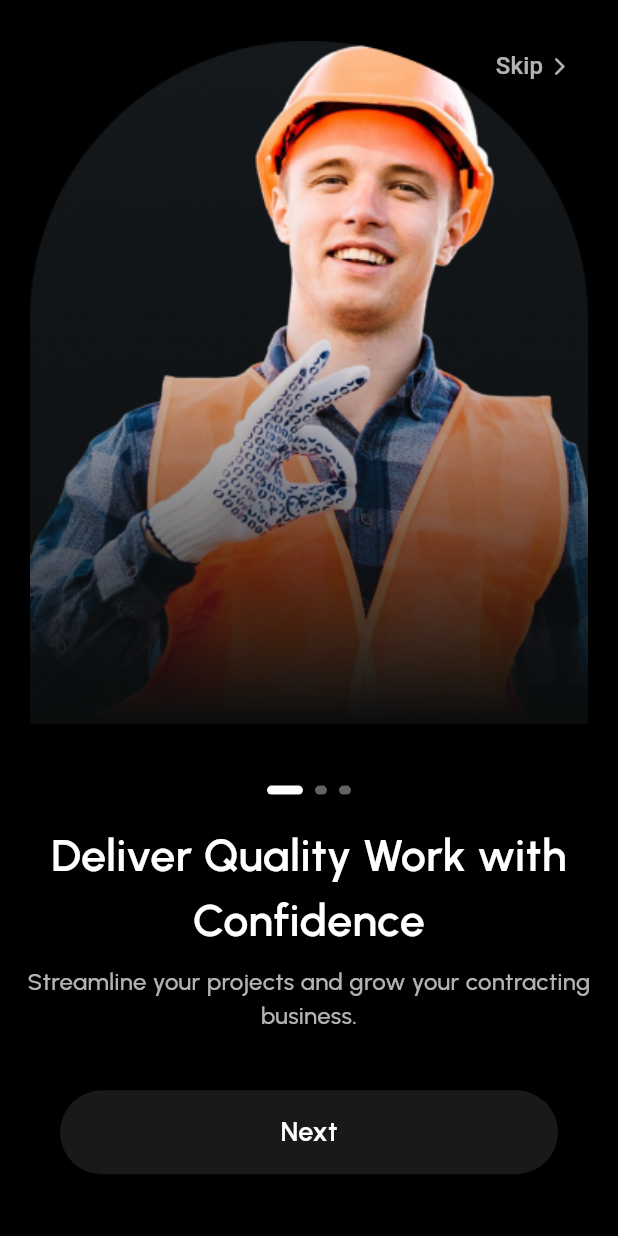
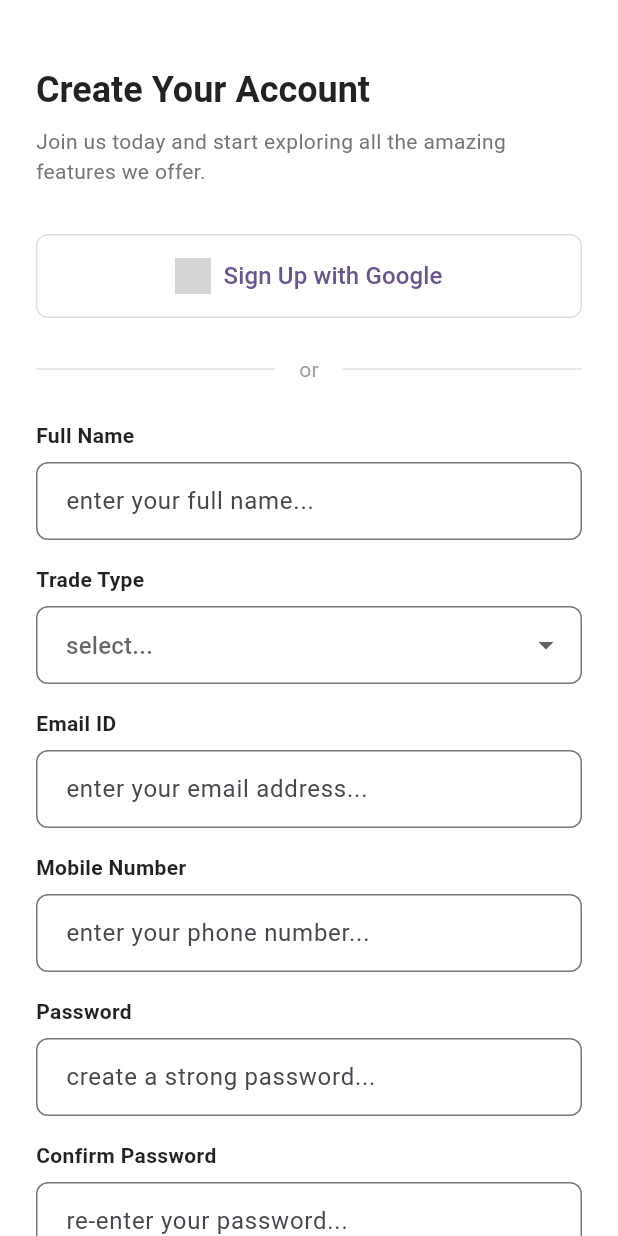
Before and after one commit to abir1219/NexusOne, a Flutter app: the screen it shows after launch, after a tap on "Skip", on a phone screen of 412 x 824 dp. Run offline on Flutter 3.47's test engine with Material 3 defaults, Android fonts, the phone set to English and light mode, and no system bars; our stand-ins replace flutter_spinkit, flutter_svg, gap, go_router, google_fonts, shared_preferences; grey boxes are pictures that could not be loaded.

Commit message:
create registration_screen.dart and update routing to registration page from onboarding screen

```diff
--- a/lib/features/on_boarding_screen/presentation/on_boarding_screen.dart
+++ b/lib/features/on_boarding_screen/presentation/on_boarding_screen.dart
@@ -1,5 +1,7 @@
 import 'package:flutter/material.dart';
+import 'package:go_router/go_router.dart';
 import 'package:google_fonts/google_fonts.dart';
+import 'package:nexus_one/router/app_pages.dart';
 
 import '../../../core/constants/app_colors.dart';
 
@@ -40,7 +42,7 @@ class _OnBoardingScreenState extends State<OnBoardingScreen> {
       );
     } else {
       debugPrint("✅ Onboarding Completed — Navigate to Home/Login");
-      // TODO: Navigate to next screen
+      context.go(AppPages.REGISTRATION_SCREEN);
     }
   }
 
@@ -75,6 +77,7 @@ class _OnBoardingScreenState extends State<OnBoardingScreen> {
                 onPressed: () {
                   debugPrint("⏩ Skipped");
                   // TODO: Skip to main screen
+                  context.go(AppPages.REGISTRATION_SCREEN);
                 },
                 child: const Row(
                   mainAxisSize: MainAxisSize.min,
--- /dev/null
+++ b/lib/features/registration_screen/presentation/registration_screen.dart
@@ -0,0 +1,502 @@
+import 'package:flutter/material.dart';
+
+class RegistrationScreen extends StatefulWidget {
+  const RegistrationScreen({super.key});
+
+  @override
+  State<RegistrationScreen> createState() => _RegistrationScreenState();
+}
+
+class _RegistrationScreenState extends State<RegistrationScreen> {
+  final _formKey = GlobalKey<FormState>();
+  final TextEditingController _fullNameController = TextEditingController();
+  final TextEditingController _emailController = TextEditingController();
+  final TextEditingController _mobileController = TextEditingController();
+  final TextEditingController _passwordController = TextEditingController();
+  final TextEditingController _confirmPasswordController = TextEditingController();
+
+  String? _selectedTradeType;
+  String? _selectedAccountType;
+
+  final List<String> _tradeTypes = [
+    'Electrical',
+    'Plumbing',
+    'Carpentry',
+    'Painting',
+    'Landscaping',
+    'Other'
+  ];
+
+  @override
+  Widget build(BuildContext context) {
+    return Scaffold(
+      backgroundColor: Colors.white,
+      body: SafeArea(
+        child: SingleChildScrollView(
+          padding: const EdgeInsets.all(24.0),
+          child: Form(
+            key: _formKey,
+            child: Column(
+              crossAxisAlignment: CrossAxisAlignment.start,
+              children: [
+                const SizedBox(height: 20),
+                _buildHeader(),
+                const SizedBox(height: 32),
+                _buildGoogleSignUpButton(),
+                const SizedBox(height: 24),
+                _buildDivider(),
+                const SizedBox(height: 24),
+                _buildFormFields(),
+                const SizedBox(height: 32),
+                _buildSignUpButton(),
+                const SizedBox(height: 24),
+                _buildLoginLink(),
+              ],
+            ),
+          ),
+        ),
+      ),
+    );
+  }
+
+  Widget _buildHeader() {
+    return Column(
+      crossAxisAlignment: CrossAxisAlignment.start,
+      children: [
+        Text(
+          'Create Your Account',
+          style: Theme.of(context).textTheme.headlineSmall?.copyWith(
+            fontWeight: FontWeight.bold,
+            color: Colors.black87,
+          ),
+        ),
+        const SizedBox(height: 8),
+        Text(
+          'Join us today and start exploring all the amazing features we offer.',
+          style: Theme.of(context).textTheme.bodyMedium?.copyWith(
+            color: Colors.grey[600],
+          ),
+        ),
+      ],
+    );
+  }
+
+  Widget _buildGoogleSignUpButton() {
+    return SizedBox(
+      width: double.infinity,
+      child: OutlinedButton.icon(
+        onPressed: () {
+          // Handle Google sign up
+        },
+        icon: Image.asset(
+          'assets/google_icon.png', // Make sure to add Google icon to your assets
+          width: 24,
+          height: 24,
+        ),
+        label: const Text(
+          'Sign Up with Google',
+          style: TextStyle(fontSize: 16),
+        ),
+        style: OutlinedButton.styleFrom(
+          padding: const EdgeInsets.symmetric(vertical: 16),
+          side: BorderSide(color: Colors.grey[300]!),
+          shape: RoundedRectangleBorder(
+            borderRadius: BorderRadius.circular(8),
+          ),
+        ),
+      ),
+    );
+  }
+
+  Widget _buildDivider() {
+    return Row(
+      children: [
+        Expanded(
+          child: Divider(color: Colors.grey[300]),
+        ),
+        Padding(
+          padding: const EdgeInsets.symmetric(horizontal: 16),
+          child: Text(
+            'or',
+            style: TextStyle(color: Colors.grey[500]),
+          ),
+        ),
+        Expanded(
+          child: Divider(color: Colors.grey[300]),
+        ),
+      ],
+    );
+  }
+
+  Widget _buildFormFields() {
+    return Column(
+      children: [
+        _buildTextField(
+          controller: _fullNameController,
+          hintText: 'enter your full name...',
+          label: 'Full Name',
+          validator: (value) {
+            if (value == null || value.isEmpty) {
+              return 'Please enter your full name';
+            }
+            return null;
+          },
+        ),
+        const SizedBox(height: 16),
+        _buildDropdownField(
+          value: _selectedTradeType,
+          hintText: 'select...',
+          label: 'Trade Type',
+          items: _tradeTypes,
+          onChanged: (value) {
+            setState(() {
+              _selectedTradeType = value;
+            });
+          },
+          validator: (value) {
+            if (value == null || value.isEmpty) {
+              return 'Please select a trade type';
+            }
+            return null;
+          },
+        ),
+        const SizedBox(height: 16),
+        _buildTextField(
+          controller: _emailController,
+          hintText: 'enter your email address...',
+          label: 'Email ID',
+          keyboardType: TextInputType.emailAddress,
+          validator: (value) {
+            if (value == null || value.isEmpty) {
+              return 'Please enter your email';
+            }
+            if (!RegExp(r'^[\w-\\.]+@([\w-]+\.)+[\w-]{2,4}$').hasMatch(value)) {
+              return 'Please enter a valid email';
+            }
+            return null;
+          },
+        ),
+        const SizedBox(height: 16),
+        _buildTextField(
+          controller: _mobileController,
+          hintText: 'enter your phone number...',
+          label: 'Mobile Number',
+          keyboardType: TextInputType.phone,
+          validator: (value) {
+            if (value == null || value.isEmpty) {
+              return 'Please enter your mobile number';
+            }
+            return null;
+          },
+        ),
+        const SizedBox(height: 16),
+        _buildTextField(
+          controller: _passwordController,
+          hintText: 'create a strong password...',
+          label: 'Password',
+          obscureText: true,
+          validator: (value) {
+            if (value == null || value.isEmpty) {
+              return 'Please enter a password';
+            }
+            if (value.length < 6) {
+              return 'Password must be at least 6 characters';
+            }
+            return null;
+          },
+        ),
+        const SizedBox(height: 16),
+        _buildTextField(
+          controller: _confirmPasswordController,
+          hintText: 're-enter your password...',
+          label: 'Confirm Password',
+          obscureText: true,
+          validator: (value) {
+            if (value == null || value.isEmpty) {
+              return 'Please confirm your password';
+            }
+            if (value != _passwordController.text) {
+              return 'Passwords do not match';
+            }
+            return null;
+          },
+        ),
+        const SizedBox(height: 24),
+        _buildAccountTypeSection(),
+      ],
+    );
+  }
+
+  Widget _buildTextField({
+    required TextEditingController controller,
+    required String hintText,
+    required String label,
+    TextInputType? keyboardType,
+    bool obscureText = false,
+    String? Function(String?)? validator,
+  }) {
+    return Column(
+      crossAxisAlignment: CrossAxisAlignment.start,
+      children: [
+        Text(
+          label,
+          style: const TextStyle(
+            fontWeight: FontWeight.bold,
+            fontSize: 14,
+            color: Colors.black87,
+          ),
+        ),
+        const SizedBox(height: 8),
+        TextFormField(
+          controller: controller,
+          keyboardType: keyboardType,
+          obscureText: obscureText,
+          decoration: InputDecoration(
+            hintText: hintText,
+            border: OutlineInputBorder(
+              borderRadius: BorderRadius.circular(8),
+              borderSide: BorderSide(color: Colors.grey[300]!),
+            ),
+            focusedBorder: OutlineInputBorder(
+              borderRadius: BorderRadius.circular(8),
+              borderSide: const BorderSide(color: Colors.blue),
+            ),
+            contentPadding: const EdgeInsets.symmetric(
+              horizontal: 16,
+              vertical: 14,
+            ),
+          ),
+          validator: validator,
+        ),
+      ],
+    );
+  }
+
+  Widget _buildDropdownField({
+    required String? value,
+    required String hintText,
+    required String label,
+    required List<String> items,
+    required Function(String?) onChanged,
+    String? Function(String?)? validator,
+  }) {
+    return Column(
+      crossAxisAlignment: CrossAxisAlignment.start,
+      children: [
+        Text(
+          label,
+          style: const TextStyle(
+            fontWeight: FontWeight.bold,
+            fontSize: 14,
+            color: Colors.black87,
+          ),
+        ),
+        const SizedBox(height: 8),
+        DropdownButtonFormField<String>(
+          value: value,
+          decoration: InputDecoration(
+            hintText: hintText,
+            border: OutlineInputBorder(
+              borderRadius: BorderRadius.circular(8),
+              borderSide: BorderSide(color: Colors.grey[300]!),
+            ),
+            contentPadding: const EdgeInsets.symmetric(
+              horizontal: 16,
+              vertical: 14,
+            ),
+          ),
+          items: items.map((String item) {
+            return DropdownMenuItem<String>(
+              value: item,
+              child: Text(item),
+            );
+          }).toList(),
+          onChanged: onChanged,
+          validator: validator,
+        ),
+      ],
+    );
+  }
+
+  Widget _buildAccountTypeSection() {
+    return Column(
+      crossAxisAlignment: CrossAxisAlignment.start,
+      children: [
+        Text(
+          'Account Type',
+          style: const TextStyle(
+            fontWeight: FontWeight.bold,
+            fontSize: 14,
+            color: Colors.black87,
+          ),
+        ),
+        const SizedBox(height: 12),
+        Row(
+          children: [
+            Expanded(
+              child: _buildAccountTypeCard(
+                title: 'Solo Contractor',
+                isSelected: _selectedAccountType == 'Solo Contractor',
+                onTap: () {
+                  setState(() {
+                    _selectedAccountType = 'Solo Contractor';
+                  });
+                },
+              ),
+            ),
+            const SizedBox(width: 12),
+            Expanded(
+              child: _buildAccountTypeCard(
+                title: 'Multi Crew Contractor',
+                isSelected: _selectedAccountType == 'Multi Crew Contractor',
+                onTap: () {
+                  setState(() {
+                    _selectedAccountType = 'Multi Crew Contractor';
+                  });
+                },
+              ),
+            ),
+          ],
+        ),
+      ],
+    );
+  }
+
+  Widget _buildAccountTypeCard({
+    required String title,
+    required bool isSelected,
+    required VoidCallback onTap,
+  }) {
+    return GestureDetector(
+      onTap: onTap,
+      child: Container(
+        padding: const EdgeInsets.all(16),
+        decoration: BoxDecoration(
+          border: Border.all(
+            color: isSelected ? Colors.blue : Colors.grey[300]!,
+            width: isSelected ? 2 : 1,
+          ),
+          borderRadius: BorderRadius.circular(8),
+          color: isSelected ? Colors.blue.withAlpha(5) : Colors.white,
+        ),
+        child: Row(
+          children: [
+            Icon(
+              Icons.warning_amber_rounded,
+              color: isSelected ? Colors.blue : Colors.grey,
+              size: 20,
+            ),
+            const SizedBox(width: 8),
+            Expanded(
+              child: Text(
+                title,
+                style: TextStyle(
+                  fontWeight: FontWeight.w500,
+                  color: isSelected ? Colors.blue : Colors.grey[700],
+                ),
+              ),
+            ),
+          ],
+        ),
+      ),
+    );
+  }
+
+  Widget _buildSignUpButton() {
+    return Column(
+      children: [
+        SizedBox(
+          width: double.infinity,
+          child: ElevatedButton(
+            onPressed: () {
+              if (_formKey.currentState!.validate()) {
+                // Handle sign up logic
+                _handleSignUp();
+              }
+            },
+            style: ElevatedButton.styleFrom(
+              backgroundColor: Colors.blue,
+              padding: const EdgeInsets.symmetric(vertical: 16),
+              shape: RoundedRectangleBorder(
+                borderRadius: BorderRadius.circular(8),
+              ),
+            ),
+            child: const Text(
+              'Sign Up',
+              style: TextStyle(
+                fontSize: 16,
+                fontWeight: FontWeight.bold,
+                color: Colors.white,
+              ),
+            ),
+          ),
+        ),
+        const SizedBox(height: 16),
+        Text(
+          'By signing up, you agree to our Terms & Conditions and Privacy Policy.',
+          style: TextStyle(
+            fontSize: 12,
+            color: Colors.grey[600],
+          ),
+          textAlign: TextAlign.center,
+        ),
+      ],
+    );
+  }
+
+  Widget _buildLoginLink() {
+    return Row(
+      mainAxisAlignment: MainAxisAlignment.center,
+      children: [
+        Text(
+          'Already have an account? ',
+          style: TextStyle(color: Colors.grey[600]),
+        ),
+        GestureDetector(
+          onTap: () {
+            // Navigate to login screen
+          },
+          child: const Text(
+            'Login',
+            style: TextStyle(
+              color: Colors.blue,
+              fontWeight: FontWeight.bold,
+            ),
+          ),
+        ),
+      ],
+    );
+  }
+
+  void _handleSignUp() {
+    // Implement your sign up logic here
+    final userData = {
+      'fullName': _fullNameController.text,
+      'tradeType': _selectedTradeType,
+      'email': _emailController.text,
+      'mobile': _mobileController.text,
+      'password': _passwordController.text,
+      'accountType': _selectedAccountType,
+    };
+
+    print('User data: $userData');
+
+    // Show success message or navigate to next screen
+    ScaffoldMessenger.of(context).showSnackBar(
+      const SnackBar(
+        content: Text('Account created successfully!'),
+        backgroundColor: Colors.green,
+      ),
+    );
+  }
+
+  @override
+  void dispose() {
+    _fullNameController.dispose();
+    _emailController.dispose();
+    _mobileController.dispose();
+    _passwordController.dispose();
+    _confirmPasswordController.dispose();
+    super.dispose();
+  }
+}
--- a/lib/router/app_pages.dart
+++ b/lib/router/app_pages.dart
@@ -1,4 +1,5 @@
 class AppPages{
   static const String SPLASH_SCREEN = "/";
   static const String ON_BOARDING_SCREEN = "/onboarding";
+  static const String REGISTRATION_SCREEN = "/registration";
 }
--- a/lib/router/app_routers.dart
+++ b/lib/router/app_routers.dart
@@ -1,6 +1,7 @@
 import 'package:go_router/go_router.dart';
 
 import '../features/on_boarding_screen/presentation/on_boarding_screen.dart';
+import '../features/registration_screen/presentation/registration_screen.dart';
 import '../features/splash_screen/presentation/splash_screen.dart';
 import '../main.dart';
 import 'app_pages.dart';
@@ -31,6 +32,14 @@ class AppRouters {
           // builder: (BuildContext context, GoRouterState state) =>
           //     const SplashScreen(),
         ),
+        GoRoute(
+          path: AppPages.REGISTRATION_SCREEN,
+          builder: (context, state) {
+            return RegistrationScreen();
+          },
+          // builder: (BuildContext context, GoRouterState state) =>
+          //     const SplashScreen(),
+        ),
       ],
     );
   }
```
